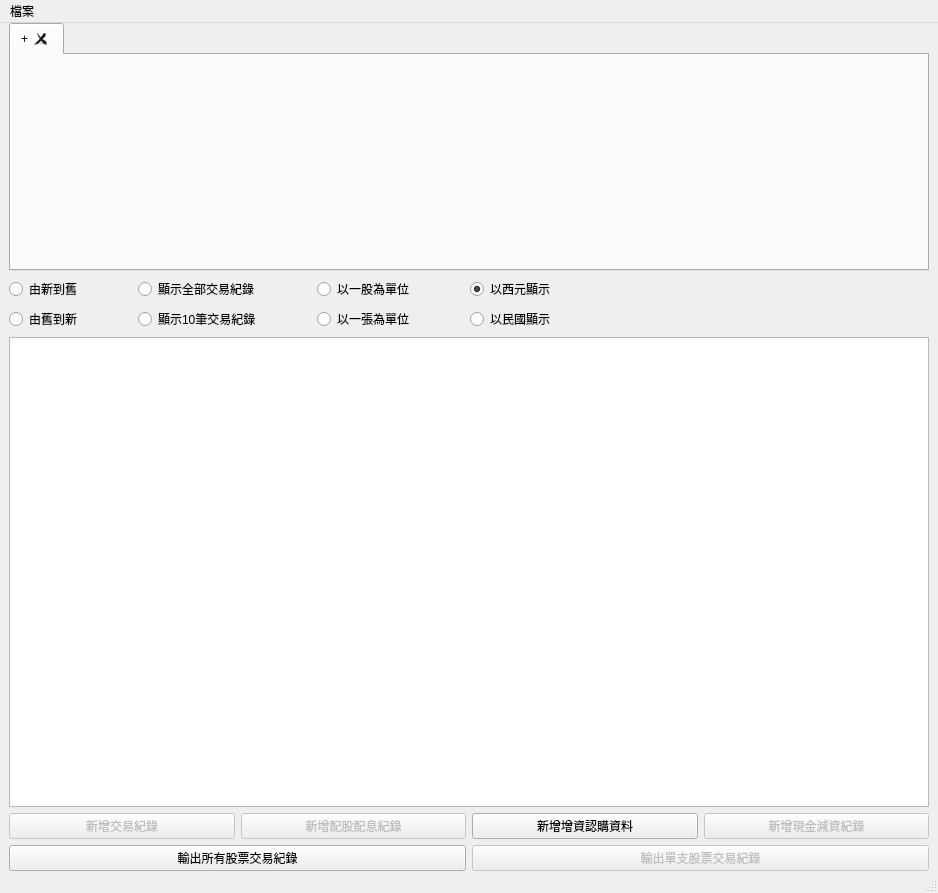
Qt form QtStockPriceMainWindow.ui (foxking0416/PythonStockPrice) before a commit.
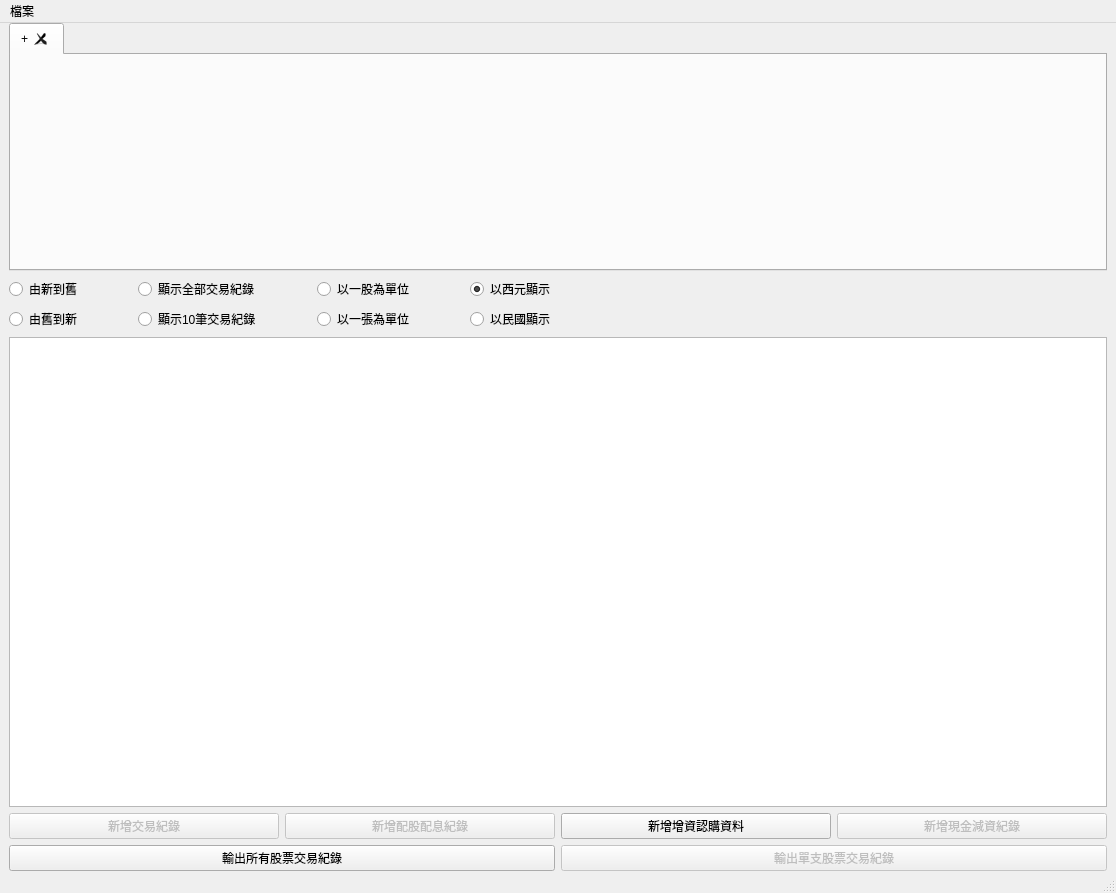
The same form after that commit.

Commit message: 調整預設寬度

Diff of the .ui file:
```diff
--- a/QtStockPriceMainWindow.ui
+++ b/QtStockPriceMainWindow.ui
@@ -6,7 +6,7 @@
    <rect>
     <x>0</x>
     <y>0</y>
-    <width>938</width>
+    <width>1116</width>
     <height>893</height>
    </rect>
   </property>
@@ -279,7 +279,7 @@
     <rect>
      <x>0</x>
      <y>0</y>
-     <width>938</width>
+     <width>1116</width>
      <height>21</height>
     </rect>
    </property>
```
The commit also changes 2 other files.
